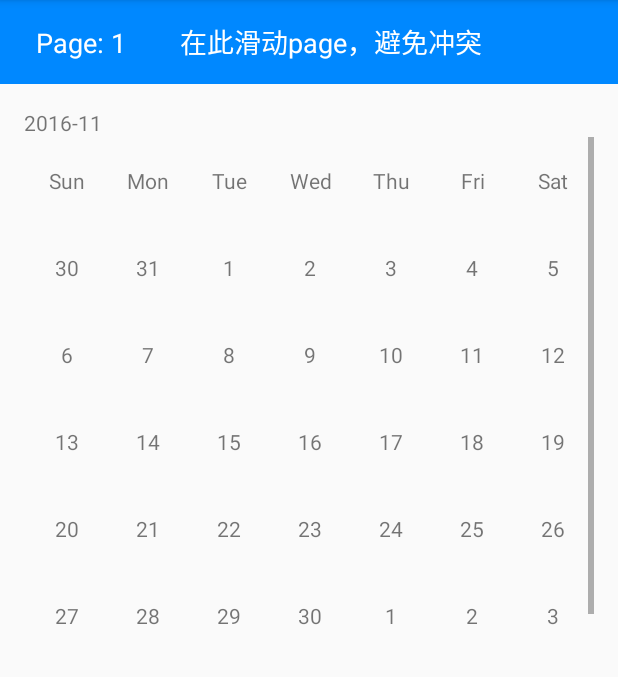
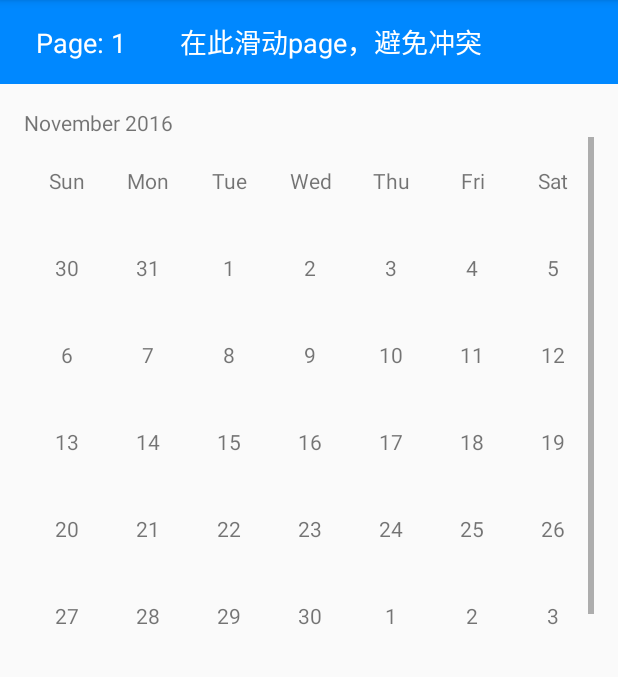
Before and after one commit to SpongeBobSun/mCalendarView, an Android app: the MonthFragment screen opened directly, with no data from a screen before it, in the options menu, after a tap on "TabActivity", on a phone screen of 412 x 824 dp, the part 84-761 px from its top. Run offline under Robolectric (Android 15) with nearby library versions, the light colour scheme and no system bars.

Commit message:
Fix a crash on resume when locale is changed

```diff
--- a/mcalendarview/src/main/java/sun/bob/mcalendarview/fragments/MonthFragment.java
+++ b/mcalendarview/src/main/java/sun/bob/mcalendarview/fragments/MonthFragment.java
@@ -9,9 +9,10 @@ import android.view.ViewGroup;
 import android.widget.LinearLayout;
 import android.widget.TextView;
 
+import java.text.SimpleDateFormat;
+import java.util.Date;
+
 import sun.bob.mcalendarview.adapters.CalendarAdapter;
-import sun.bob.mcalendarview.views.BaseCellView;
-import sun.bob.mcalendarview.views.BaseMarkView;
 import sun.bob.mcalendarview.views.MonthView;
 import sun.bob.mcalendarview.vo.MonthData;
 
@@ -23,31 +24,35 @@ public class MonthFragment extends Fragment {
     private int cellView = -1;
     private int markView = -1;
     private boolean hasTitle = true;
-    public void setData(MonthData monthData, int cellView, int markView){
+
+    public void setData(MonthData monthData, int cellView, int markView) {
         this.monthData = monthData;
         this.cellView = cellView;
         this.markView = markView;
     }
 
-    public void setTitle(boolean hasTitle){
+    public void setTitle(boolean hasTitle) {
         this.hasTitle = hasTitle;
     }
 
     @Override
-    public View onCreateView(LayoutInflater inflater, ViewGroup parent, Bundle savedInstanceState){
+    public View onCreateView(LayoutInflater inflater, ViewGroup parent, Bundle savedInstanceState) {
         LinearLayout ret = new LinearLayout(getContext());
         ret.setOrientation(LinearLayout.VERTICAL);
         ret.setLayoutParams(new LinearLayout.LayoutParams(ViewGroup.LayoutParams.MATCH_PARENT, ViewGroup.LayoutParams.MATCH_PARENT));
         ret.setGravity(Gravity.CENTER);
-        if(hasTitle){
-            TextView textView = new TextView(getContext());
-            textView.setText(String.format("%d-%d", monthData.getDate().getYear(), monthData.getDate().getMonth()));
-            ret.addView(textView);
+        if ((monthData != null) && (monthData.getDate() != null)) {
+            if (hasTitle) {
+                TextView textView = new TextView(getContext());
+                SimpleDateFormat simpleDateFormat = new SimpleDateFormat("MMMM YYYY");
+                Date d = new Date(monthData.getDate().getYear()-1900,monthData.getDate().getMonth()-1,1 );
+                textView.setText(simpleDateFormat.format(d));
+                ret.addView(textView);
+            }
+            MonthView monthView = new MonthView(getContext());
+            monthView.setAdapter(new CalendarAdapter(getContext(), 1, monthData.getData()).setCellViews(cellView, markView));
+            ret.addView(monthView);
         }
-
-        MonthView monthView = new MonthView(getContext());
-        monthView.setAdapter(new CalendarAdapter(getContext(), 1, monthData.getData()).setCellViews(cellView, markView));
-        ret.addView(monthView);
         return ret;
     }
 }
```
